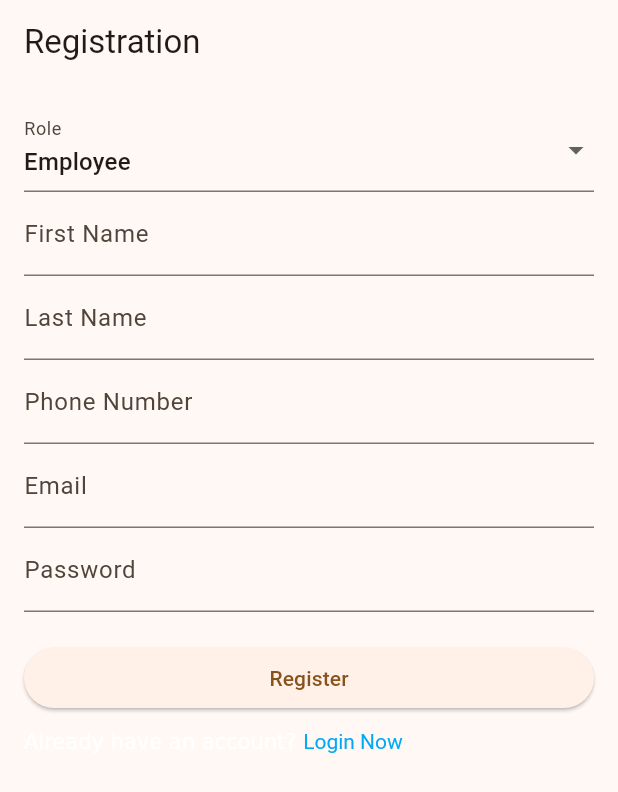
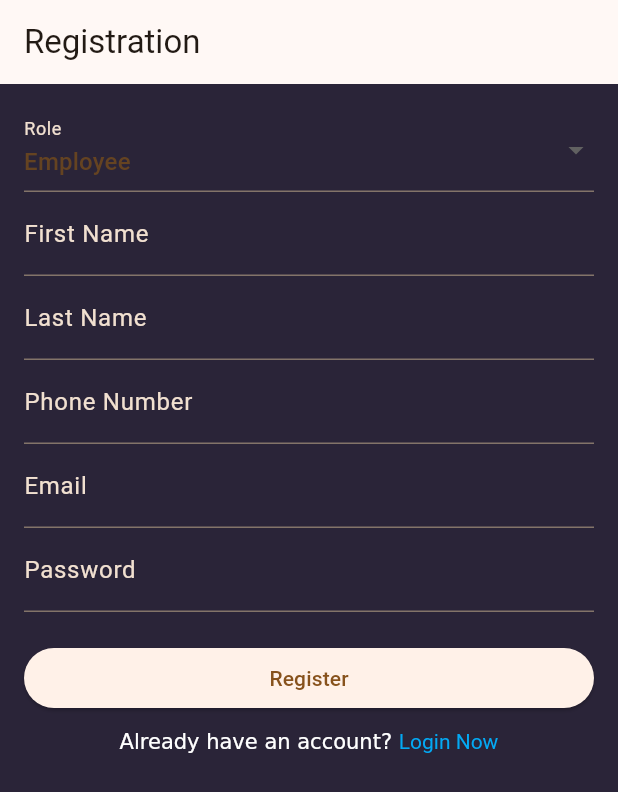
Before and after one commit to Yash05080/TaskFlow, a Flutter app: the screen it shows after launch, after a tap on "Create account", on a phone screen of 412 x 824 dp. Shown: the top 792 px of the screen. Run offline on Flutter 3.47's test engine with Material 3 defaults, Android fonts, the phone set to English and light mode, and no system bars; our stand-ins replace cloud_firestore, firebase_auth, firebase_core, hexcolor; accounts and stored records are empty; network calls fail.

Commit message:
changing ui of the registration page

```diff
--- a/lib/Pages/freelancing board/freelancingboard.dart
+++ b/lib/Pages/freelancing board/freelancingboard.dart
@@ -10,6 +10,6 @@ class Freelancingboard extends StatefulWidget {
 class _FreelancingboardState extends State<Freelancingboard> {
   @override
   Widget build(BuildContext context) {
-    return const Placeholder();
+    return Scaffold();
   }
 }
--- a/lib/autherisation/LoginPage/register.dart
+++ b/lib/autherisation/LoginPage/register.dart
@@ -2,6 +2,8 @@ import 'package:cloud_firestore/cloud_firestore.dart';
 import 'package:corporate_manager/models/user_class.dart';
 import 'package:firebase_auth/firebase_auth.dart';
 import 'package:flutter/material.dart';
+import 'package:flutter/widgets.dart';
+import 'package:hexcolor/hexcolor.dart';
 
 class RegisterPage extends StatefulWidget {
   final VoidCallback showLoginPage;
@@ -58,6 +60,7 @@ class _RegisterPageState extends State<RegisterPage> {
   @override
   Widget build(BuildContext context) {
     return Scaffold(
+      backgroundColor: HexColor("2a2438"),
       appBar: AppBar(title: const Text('Registration')),
       body: Padding(
         padding: const EdgeInsets.all(16.0),
@@ -66,12 +69,12 @@ class _RegisterPageState extends State<RegisterPage> {
           child: ListView(
             children: <Widget>[
               DropdownButtonFormField<String>(
-                decoration: const InputDecoration(labelText: 'Role'),
+                decoration: const InputDecoration(labelText: 'Role',labelStyle: TextStyle(color: Color.fromARGB(255, 241, 224, 208))),
                 value: _role,
                 items: ['Employee', 'Manager', 'Admin'].map((String role) {
                   return DropdownMenuItem<String>(
                     value: role,
-                    child: Text(role),
+                    child: Text(role,style: TextStyle(color: Color.fromARGB(255, 101, 67, 33)),),
                   );
                 }).toList(),
                 onChanged: (newValue) {
@@ -83,31 +86,32 @@ class _RegisterPageState extends State<RegisterPage> {
                 onSaved: (value) => _role = value!,
               ),
               TextFormField(
-                decoration: const InputDecoration(labelText: 'First Name'),
+
+                decoration: const InputDecoration(labelText: 'First Name',labelStyle: TextStyle(color: Color.fromARGB(255, 241, 224, 208)),),
                 validator: (value) =>
                     value!.isEmpty ? 'Enter first name' : null,
                 onSaved: (value) => _name = value!,
               ),
               TextFormField(
-                decoration: const InputDecoration(labelText: 'Last Name'),
+                decoration: const InputDecoration(labelText: 'Last Name',labelStyle: TextStyle(color: Color.fromARGB(255, 241, 224, 208))),
                 validator: (value) => value!.isEmpty ? 'Enter last name' : null,
                 onSaved: (value) => _lastName = value!,
               ),
               TextFormField(
-                decoration: const InputDecoration(labelText: 'Phone Number'),
+                decoration: const InputDecoration(labelText: 'Phone Number',labelStyle: TextStyle(color: Color.fromARGB(255, 241, 224, 208))),
                 validator: (value) =>
                     value!.isEmpty ? 'Enter phone number' : null,
                 onSaved: (value) => _phoneNo = value!,
                 keyboardType: TextInputType.phone,
               ),
               TextFormField(
-                decoration: const InputDecoration(labelText: 'Email'),
+                decoration: const InputDecoration(labelText: 'Email',labelStyle: TextStyle(color: Color.fromARGB(255, 241, 224, 208))),
                 validator: (value) => value!.isEmpty ? 'Enter email' : null,
                 onSaved: (value) => _email = value!,
                 keyboardType: TextInputType.emailAddress,
               ),
               TextFormField(
-                decoration: const InputDecoration(labelText: 'Password'),
+                decoration: const InputDecoration(labelText: 'Password',labelStyle: TextStyle(color: Color.fromARGB(255, 241, 224, 208))),
                 validator: (value) =>
                     value!.length < 6 ? 'Enter a password 6+ chars long' : null,
                 onSaved: (value) => _password = value!,
@@ -121,7 +125,8 @@ class _RegisterPageState extends State<RegisterPage> {
               const SizedBox(
                 height: 10,
               ),
-              InkWell(
+              Center(
+                child: InkWell(
                   onTap: widget.showLoginPage,
                   child: RichText(
                     text: const TextSpan(children: <TextSpan>[
@@ -131,6 +136,7 @@ class _RegisterPageState extends State<RegisterPage> {
                           style: TextStyle(color: Colors.lightBlue))
                     ]),
                   ),
+                ),
               )
             ],
           ),
```
Also changed, not shown: lib/autherisation/LoginPage/LoginPage.dart (+30 -4 lines), lib/autherisation/customtextfield.dart (added, +58 -0 lines). Lines whose indentation alone changed are shown as unchanged.
